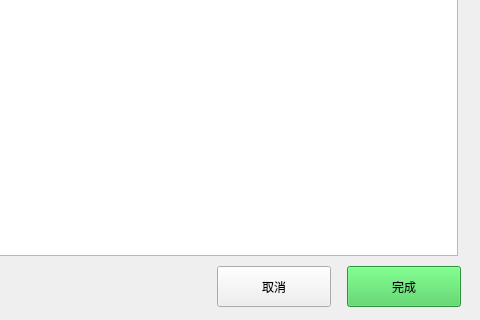
Old version of the form ui/progress.ui in the repository gb880327/Filing; both pictures show x 193 to 673 and y 214 to 534 of the 673 by 534 pixel window.
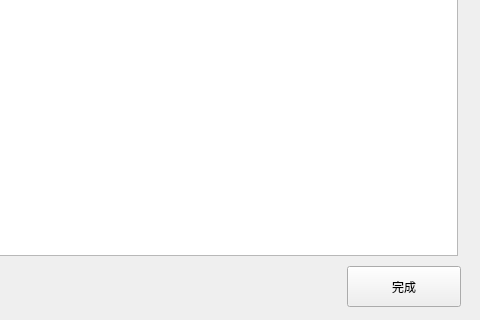
New version of the form.

Diff of the .ui file:
```diff
--- a/ui/progress.ui
+++ b/ui/progress.ui
@@ -52,7 +52,7 @@
     <cursorShape>PointingHandCursor</cursorShape>
    </property>
    <property name="styleSheet">
-    <string notr="true">background-color: #41cd52</string>
+    <string notr="true"/>
    </property>
    <property name="text">
     <string>完成</string>
@@ -71,22 +71,6 @@
     <string>处理进度：</string>
    </property>
   </widget>
-  <widget class="QPushButton" name="pushButton_2">
-   <property name="geometry">
-    <rect>
-     <x>410</x>
-     <y>480</y>
-     <width>114</width>
-     <height>41</height>
-    </rect>
-   </property>
-   <property name="cursor">
-    <cursorShape>PointingHandCursor</cursorShape>
-   </property>
-   <property name="text">
-    <string>取消</string>
-   </property>
-  </widget>
  </widget>
  <resources/>
  <connections/>
```
